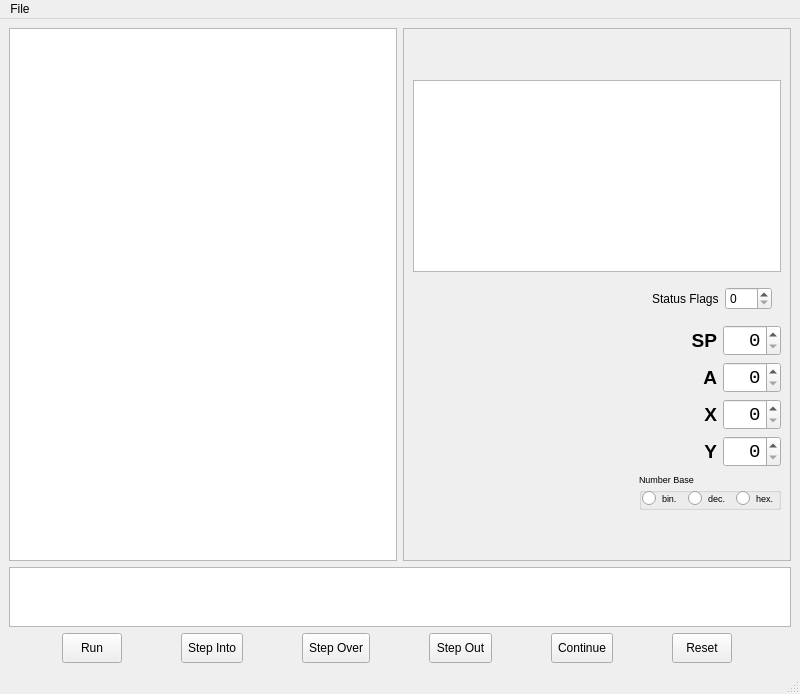
First picture: the form in mainwindow.ui, repository jnbarchan/6502assembler, before the edit.
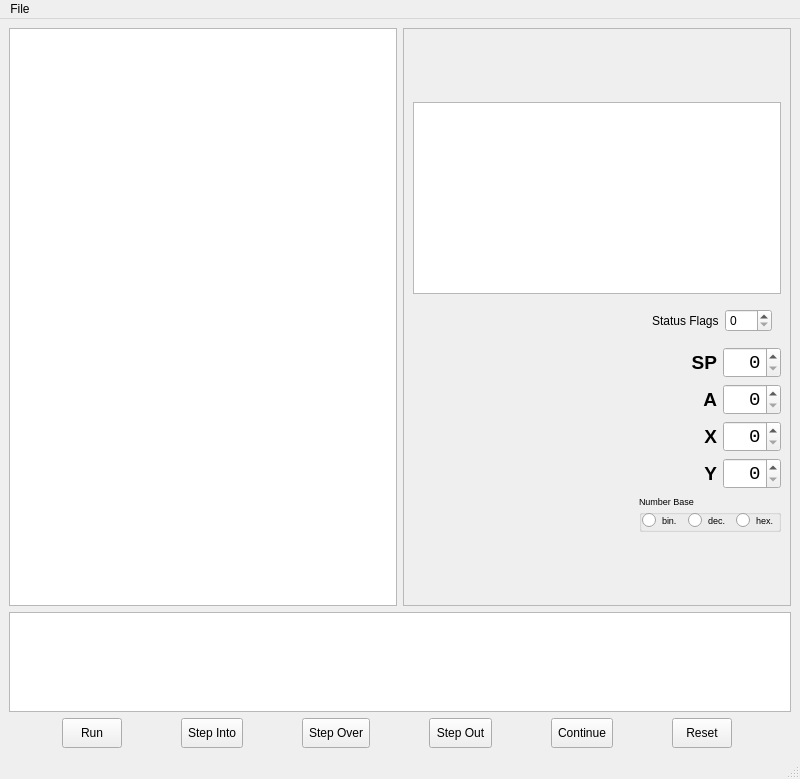
Second picture: the form after the edit. Icons and pictures are not drawn. Custom widgets are drawn as their Qt base class.

```diff
--- a/mainwindow.ui
+++ b/mainwindow.ui
@@ -7,7 +7,7 @@
     <x>0</x>
     <y>0</y>
     <width>800</width>
-    <height>694</height>
+    <height>779</height>
    </rect>
   </property>
   <property name="windowTitle">
@@ -423,7 +423,7 @@
         <property name="maximumSize">
          <size>
           <width>16777215</width>
-          <height>60</height>
+          <height>100</height>
          </size>
         </property>
         <property name="font">
```
